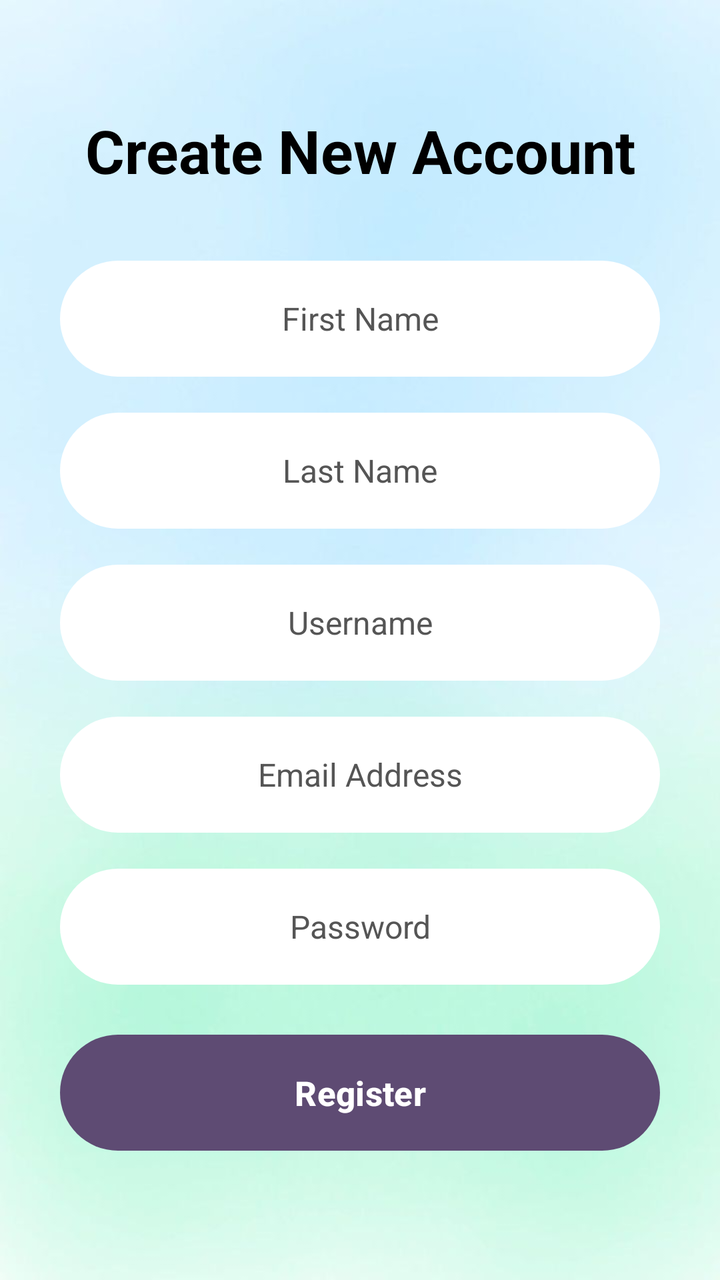
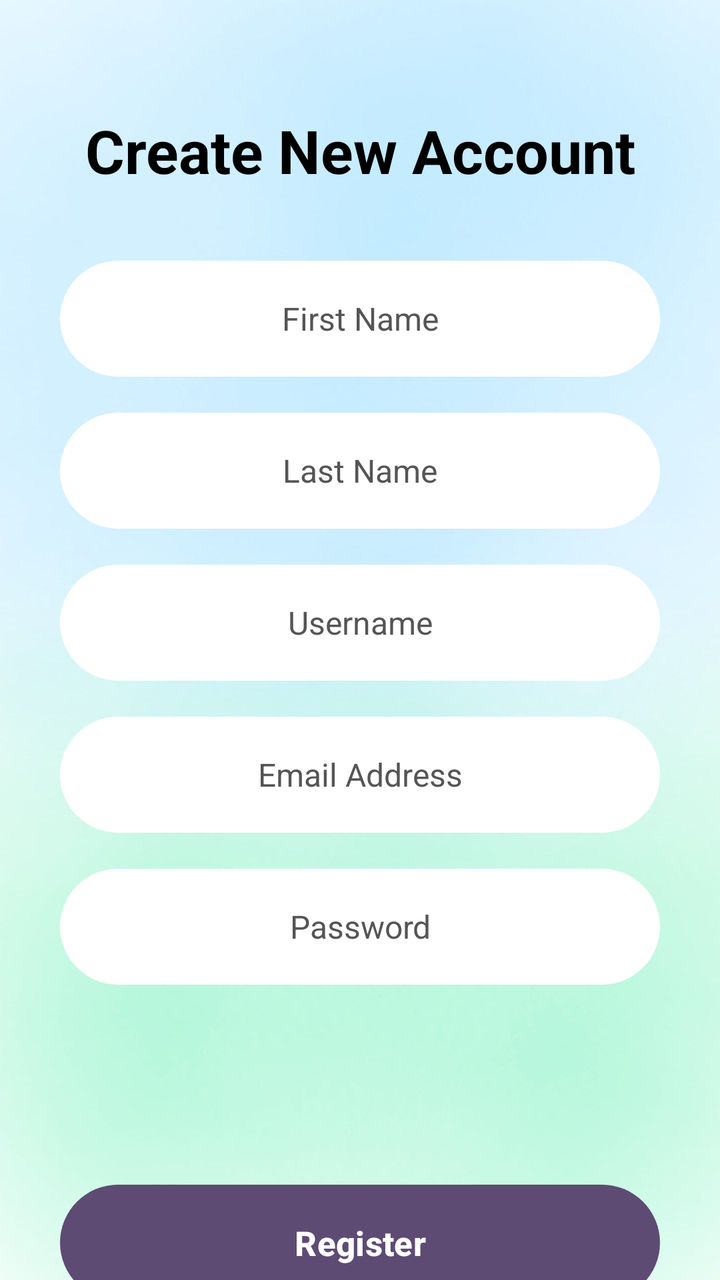

An Android layout rendered at two revisions. The XML below is the earlier revision; the diff shows what the commit changed to produce the second picture.
<!-- AndroidManifest.xml: application theme Theme.StudyMate -->
<!-- res/layout/activity_register.xml -->
<?xml version="1.0" encoding="utf-8"?>
<androidx.constraintlayout.widget.ConstraintLayout
    xmlns:android="http://schemas.android.com/apk/res/android"
    xmlns:app="http://schemas.android.com/apk/res-auto"
    xmlns:tools="http://schemas.android.com/tools"
    android:id="@+id/main"
    android:layout_width="match_parent"
    android:layout_height="match_parent"
    android:background="@drawable/background_9"
    tools:context=".RegisterActivity">

    <TextView
        android:id="@+id/createAccount"
        android:layout_width="wrap_content"
        android:layout_height="wrap_content"
        android:text="@string/create_new_account"
        android:textSize="30sp"
        android:textStyle="bold"
        android:textColor="@android:color/black"
        android:gravity="center"
        app:layout_constraintTop_toTopOf="parent"
        app:layout_constraintStart_toStartOf="parent"
        app:layout_constraintEnd_toEndOf="parent"
        android:layout_marginTop="55dp" />


    <EditText
        android:id="@+id/firstName"
        android:layout_width="0dp"
        android:layout_height="58dp"
        android:hint="@string/first_name"
        android:textSize="16sp"
        android:textColor="@android:color/black"
        android:textColorHint="#555555"
        android:gravity="center"
        android:padding="12dp"
        android:background="@drawable/rounded_white"
        android:inputType="textPersonName"
        app:layout_constraintTop_toBottomOf="@id/createAccount"
        app:layout_constraintStart_toStartOf="parent"
        app:layout_constraintEnd_toEndOf="parent"
        android:layout_marginStart="30dp"
        android:layout_marginEnd="30dp"
        android:layout_marginTop="35dp" />


    <EditText
        android:id="@+id/lastName"
        android:layout_width="0dp"
        android:layout_height="58dp"
        android:hint="@string/last_name"
        android:textSize="16sp"
        android:textColor="@android:color/black"
        android:textColorHint="#555555"
        android:gravity="center"
        android:padding="12dp"
        android:background="@drawable/rounded_white"
        android:inputType="textPersonName"
        app:layout_constraintTop_toBottomOf="@id/firstName"
        app:layout_constraintStart_toStartOf="parent"
        app:layout_constraintEnd_toEndOf="parent"
        android:layout_marginStart="30dp"
        android:layout_marginEnd="30dp"
        android:layout_marginTop="18dp" />


    <EditText
        android:id="@+id/username"
        android:layout_width="0dp"
        android:layout_height="58dp"
        android:hint="@string/username"
        android:textSize="16sp"
        android:textColor="@android:color/black"
        android:textColorHint="#555555"
        android:gravity="center"
        android:padding="12dp"
        android:background="@drawable/rounded_white"
        android:inputType="text"
        app:layout_constraintTop_toBottomOf="@id/lastName"
        app:layout_constraintStart_toStartOf="parent"
        app:layout_constraintEnd_toEndOf="parent"
        android:layout_marginStart="30dp"
        android:layout_marginEnd="30dp"
        android:layout_marginTop="18dp" />


    <EditText
        android:id="@+id/email"
        android:layout_width="0dp"
        android:layout_height="58dp"
        android:hint="@string/email_address"
        android:textSize="16sp"
        android:textColor="@android:color/black"
        android:textColorHint="#555555"
        android:gravity="center"
        android:padding="12dp"
        android:background="@drawable/rounded_white"
        android:inputType="textEmailAddress"
        app:layout_constraintTop_toBottomOf="@id/username"
        app:layout_constraintStart_toStartOf="parent"
        app:layout_constraintEnd_toEndOf="parent"
        android:layout_marginStart="30dp"
        android:layout_marginEnd="30dp"
        android:layout_marginTop="18dp" />


    <EditText
        android:id="@+id/password"
        android:layout_width="0dp"
        android:layout_height="58dp"
        android:hint="@string/password"
        android:textSize="16sp"
        android:textColor="@android:color/black"
        android:textColorHint="#555555"
        android:gravity="center"
        android:padding="12dp"
        android:background="@drawable/rounded_white"
        android:inputType="textPassword"
        app:layout_constraintTop_toBottomOf="@id/email"
        app:layout_constraintStart_toStartOf="parent"
        app:layout_constraintEnd_toEndOf="parent"
        android:layout_marginStart="30dp"
        android:layout_marginEnd="30dp"
        android:layout_marginTop="18dp" />

    <Button
        android:id="@+id/btnRegister"
        android:layout_width="0dp"
        android:layout_height="58dp"
        android:text="@string/register"
        android:textSize="17sp"
        android:textStyle="bold"
        android:textColor="@android:color/white"
        android:textAllCaps="false"
        android:background="@drawable/rounded_black"
        app:layout_constraintTop_toBottomOf="@id/password"
        app:layout_constraintStart_toStartOf="parent"
        app:layout_constraintEnd_toEndOf="parent"
        android:layout_marginStart="30dp"
        android:layout_marginEnd="30dp"
        android:layout_marginTop="25dp" />

</androidx.constraintlayout.widget.ConstraintLayout>
<!-- resources referenced by this layout -->
<resources>
  <!-- drawable background_9: jpeg bitmap (drawable, 13576 bytes) -->
  <!-- drawable rounded_black (drawable) -->
  <?xml version="1.0" encoding="utf-8"?>
  <shape xmlns:android="http://schemas.android.com/apk/res/android"
      android:shape="rectangle">
  
      <solid android:color="@android:color/black" />
  
      <corners android:radius="30dp" />
  
  </shape>
  <!-- drawable rounded_white (drawable) -->
  <?xml version="1.0" encoding="utf-8"?>
  <shape xmlns:android="http://schemas.android.com/apk/res/android"
      android:shape="rectangle">
  
      <solid android:color="@android:color/white" />
  
      <corners android:radius="30dp" />
  
  </shape>
  <string name="create_new_account">Create New Account</string>
  <string name="email_address">Email Address</string>
  <string name="first_name">First Name</string>
  <string name="last_name">Last Name</string>
  <string name="password">Password</string>
  <string name="register">Register</string>
  <string name="username">Username</string>
  <style name="Theme.StudyMate" parent="Base.Theme.StudyMate" />
  <style name="Base.Theme.StudyMate" parent="Theme.Material3.Light.NoActionBar">
          <item name="colorPrimary">@color/studymate_primary</item>
          <item name="colorOnPrimary">@android:color/white</item>
  
          <item name="android:windowBackground">@color/studymate_background</item>
          <item name="android:textColorPrimary">@android:color/black</item>
          <item name="android:textColorSecondary">@android:color/black</item>
      </style>
  <color name="studymate_primary">#5E4B73</color>
  <color name="studymate_background">#F7F4FB</color>
</resources>

<!-- the commit's change to res/layout/activity_register.xml (unified diff, before → after) -->
@@ -29,6 +29,7 @@
         android:layout_width="0dp"
         android:layout_height="58dp"
         android:hint="@string/first_name"
+        android:importantForAutofill="no"
         android:textSize="16sp"
         android:textColor="@android:color/black"
         android:textColorHint="#555555"
@@ -41,7 +42,8 @@
         app:layout_constraintEnd_toEndOf="parent"
         android:layout_marginStart="30dp"
         android:layout_marginEnd="30dp"
-        android:layout_marginTop="35dp" />
+        android:layout_marginTop="35dp"
+        tools:ignore="VisualLintTextFieldSize" />
 
 
     <EditText
@@ -49,6 +51,7 @@
         android:layout_width="0dp"
         android:layout_height="58dp"
         android:hint="@string/last_name"
+        android:importantForAutofill="no"
         android:textSize="16sp"
         android:textColor="@android:color/black"
         android:textColorHint="#555555"
@@ -61,7 +64,8 @@
         app:layout_constraintEnd_toEndOf="parent"
         android:layout_marginStart="30dp"
         android:layout_marginEnd="30dp"
-        android:layout_marginTop="18dp" />
+        android:layout_marginTop="18dp"
+        tools:ignore="VisualLintTextFieldSize" />
 
 
     <EditText
@@ -69,6 +73,7 @@
         android:layout_width="0dp"
         android:layout_height="58dp"
         android:hint="@string/username"
+        android:importantForAutofill="no"
         android:textSize="16sp"
         android:textColor="@android:color/black"
         android:textColorHint="#555555"
@@ -81,7 +86,8 @@
         app:layout_constraintEnd_toEndOf="parent"
         android:layout_marginStart="30dp"
         android:layout_marginEnd="30dp"
-        android:layout_marginTop="18dp" />
+        android:layout_marginTop="18dp"
+        tools:ignore="VisualLintTextFieldSize" />
 
 
     <EditText
@@ -89,6 +95,7 @@
         android:layout_width="0dp"
         android:layout_height="58dp"
         android:hint="@string/email_address"
+        android:importantForAutofill="no"
         android:textSize="16sp"
         android:textColor="@android:color/black"
         android:textColorHint="#555555"
@@ -101,7 +108,8 @@
         app:layout_constraintEnd_toEndOf="parent"
         android:layout_marginStart="30dp"
         android:layout_marginEnd="30dp"
-        android:layout_marginTop="18dp" />
+        android:layout_marginTop="18dp"
+        tools:ignore="VisualLintTextFieldSize" />
 
 
     <EditText
@@ -109,6 +117,7 @@
         android:layout_width="0dp"
         android:layout_height="58dp"
         android:hint="@string/password"
+        android:importantForAutofill="no"
         android:textSize="16sp"
         android:textColor="@android:color/black"
         android:textColorHint="#555555"
@@ -121,23 +130,43 @@
         app:layout_constraintEnd_toEndOf="parent"
         android:layout_marginStart="30dp"
         android:layout_marginEnd="30dp"
-        android:layout_marginTop="18dp" />
+        android:layout_marginTop="18dp"
+        tools:ignore="VisualLintTextFieldSize" />
 
     <Button
         android:id="@+id/btnRegister"
         android:layout_width="0dp"
         android:layout_height="58dp"
+        android:layout_marginStart="30dp"
+        android:layout_marginTop="100dp"
+        android:layout_marginEnd="30dp"
+        android:background="@drawable/rounded_black"
         android:text="@string/register"
+        android:textAllCaps="false"
+        android:textColor="@android:color/white"
         android:textSize="17sp"
         android:textStyle="bold"
-        android:textColor="@android:color/white"
-        android:textAllCaps="false"
-        android:background="@drawable/rounded_black"
+        app:layout_constraintEnd_toEndOf="parent"
+        app:layout_constraintHorizontal_bias="0.0"
+        app:layout_constraintStart_toStartOf="parent"
         app:layout_constraintTop_toBottomOf="@id/password"
+        tools:ignore="VisualLintButtonSize" />
+
+    <TextView
+        android:id="@+id/textviewRegister"
+        android:layout_width="254dp"
+        android:layout_height="25dp"
+        android:clickable="true"
+        android:focusable="true"
+        android:minHeight="48dp"
+        android:text="@string/already_have_an_account_login"
+        android:textColor="@android:color/black"
+        android:textSize="15sp"
+        android:textStyle="bold"
+        app:layout_constraintBottom_toBottomOf="parent"
+        app:layout_constraintEnd_toEndOf="parent"
         app:layout_constraintStart_toStartOf="parent"
-        app:layout_constraintEnd_toEndOf="parent"
-        android:layout_marginStart="30dp"
-        android:layout_marginEnd="30dp"
-        android:layout_marginTop="25dp" />
+        app:layout_constraintTop_toBottomOf="@+id/btnRegister"
+        app:layout_constraintVertical_bias="0.196" />
 
 </androidx.constraintlayout.widget.ConstraintLayout>
<!-- resource entries referenced after the edit -->
@@ -21,6 +21,7 @@
       <corners android:radius="30dp" />
   
   </shape>
+  <string name="already_have_an_account_login">Already have an account? Login Here</string>
   <string name="create_new_account">Create New Account</string>
   <string name="email_address">Email Address</string>
   <string name="first_name">First Name</string>
